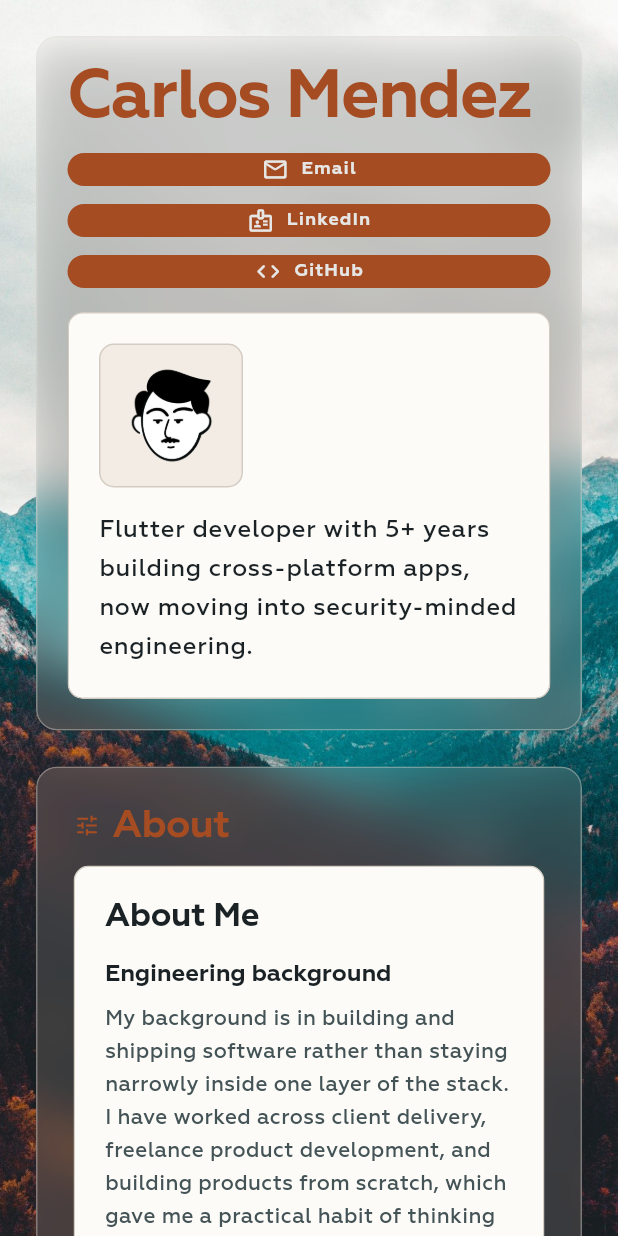
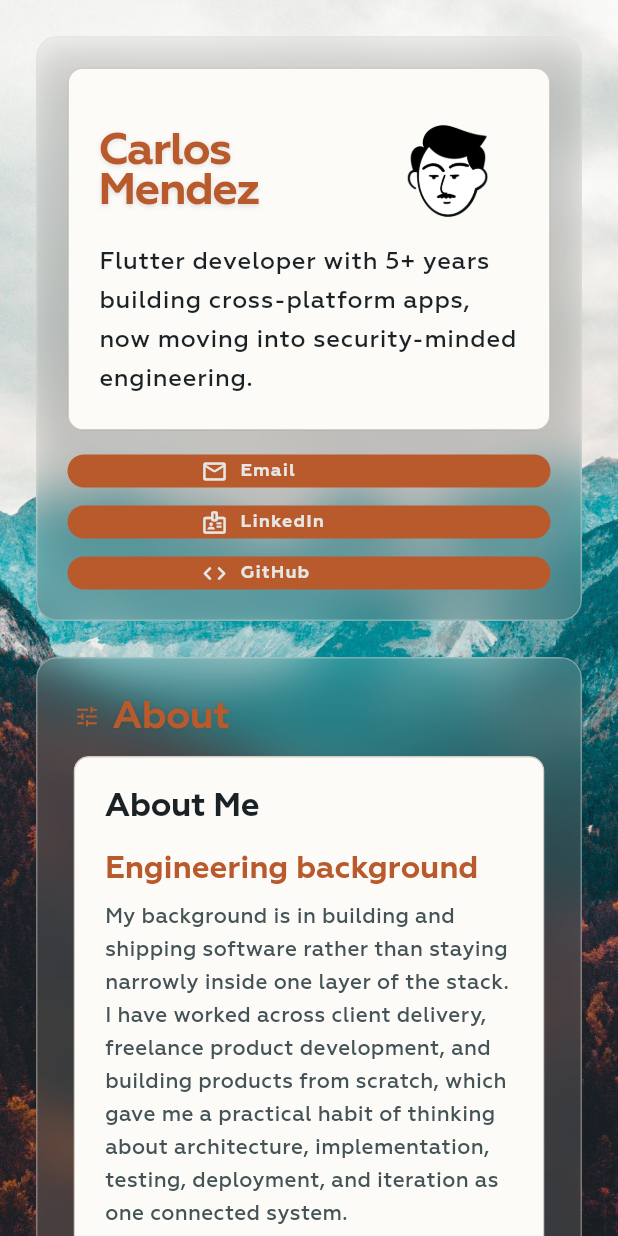
Before and after one commit to Charlie-sHub/Charlie-sHub.github.io, a Flutter app: the screen it shows after launch, on a phone screen of 412 x 824 dp. Run offline on Flutter 3.47's test engine with Material 3 defaults, Android fonts, the phone set to English and light mode, and no system bars; our stand-ins replace dartz, flutter_bloc, freezed_annotation; missing offline and left inert: dart:html, dart:ui_web; generated files the repository leaves out were written again; project files that could hold a hidden picture were left out.

Commit message:
Aligned home layout and shared accent styling

```diff
--- a/lib/presentation/content/resume/widgets/resume_education_list.dart
+++ b/lib/presentation/content/resume/widgets/resume_education_list.dart
@@ -1,6 +1,7 @@
 import 'package:charlie_shub_portfolio/domain/core/entities/entity_validation.dart';
 import 'package:charlie_shub_portfolio/domain/core/entities/resume_education_item.dart';
 import 'package:charlie_shub_portfolio/presentation/core/theme/app_spacing.dart';
+import 'package:charlie_shub_portfolio/presentation/core/theme/app_text_styles.dart';
 import 'package:charlie_shub_portfolio/presentation/core/widgets/content_card.dart';
 import 'package:charlie_shub_portfolio/presentation/core/widgets/field_failure_widget.dart';
 import 'package:charlie_shub_portfolio/presentation/core/widgets/metadata_row.dart';
@@ -75,7 +76,7 @@ class _ResumeEducationCard extends StatelessWidget {
           const SizedBox(height: AppSpacing.size8),
           ValidatedText(
             field: item.institution,
-            style: Theme.of(context).textTheme.bodyMedium,
+            style: AppTextStyles.subtitle(context),
           ),
           const SizedBox(height: AppSpacing.size12),
           MetadataRow(
--- a/lib/presentation/content/resume/widgets/resume_experience_list.dart
+++ b/lib/presentation/content/resume/widgets/resume_experience_list.dart
@@ -1,6 +1,7 @@
 import 'package:charlie_shub_portfolio/domain/core/entities/entity_validation.dart';
 import 'package:charlie_shub_portfolio/domain/core/entities/resume_experience_item.dart';
 import 'package:charlie_shub_portfolio/presentation/core/theme/app_spacing.dart';
+import 'package:charlie_shub_portfolio/presentation/core/theme/app_text_styles.dart';
 import 'package:charlie_shub_portfolio/presentation/core/widgets/content_block.dart';
 import 'package:charlie_shub_portfolio/presentation/core/widgets/content_card.dart';
 import 'package:charlie_shub_portfolio/presentation/core/widgets/field_failure_widget.dart';
@@ -80,7 +81,7 @@ class _ResumeExperienceCard extends StatelessWidget {
             const SizedBox(height: AppSpacing.size8),
             ValidatedText(
               field: item.organization!,
-              style: Theme.of(context).textTheme.bodyMedium,
+              style: AppTextStyles.subtitle(context),
             ),
           ],
           const SizedBox(height: AppSpacing.size12),
@@ -115,6 +116,7 @@ class _ResumeExperienceCard extends StatelessWidget {
           const SizedBox(height: AppSpacing.size16),
           ContentBlock(
             title: 'Highlights',
+            titleStyle: AppTextStyles.heading(context),
             child: ValidatedBulletList(
               items: item.highlights,
               collectionFailure: collectionFailureOrNull(
--- a/lib/presentation/content/resume/widgets/resume_overview_card.dart
+++ b/lib/presentation/content/resume/widgets/resume_overview_card.dart
@@ -1,6 +1,7 @@
 import 'package:charlie_shub_portfolio/domain/core/entities/entity_validation.dart';
 import 'package:charlie_shub_portfolio/domain/core/entities/resume.dart';
 import 'package:charlie_shub_portfolio/presentation/core/theme/app_spacing.dart';
+import 'package:charlie_shub_portfolio/presentation/core/theme/app_text_styles.dart';
 import 'package:charlie_shub_portfolio/presentation/core/widgets/contact_action_list.dart';
 import 'package:charlie_shub_portfolio/presentation/core/widgets/content_block.dart';
 import 'package:charlie_shub_portfolio/presentation/core/widgets/content_card.dart';
@@ -35,7 +36,7 @@ class ResumeOverviewCard extends StatelessWidget {
           const SizedBox(height: AppSpacing.size8),
           ValidatedText(
             field: resume.location,
-            style: textTheme.bodyMedium,
+            style: AppTextStyles.subtitle(context),
           ),
           const SizedBox(height: AppSpacing.size12),
           ValidatedText(
--- a/lib/presentation/core/pages/home/widgets/profile_summary_card.dart
+++ b/lib/presentation/core/pages/home/widgets/profile_summary_card.dart
@@ -5,7 +5,6 @@ import 'package:charlie_shub_portfolio/domain/core/entities/about.dart';
 import 'package:charlie_shub_portfolio/domain/core/entities/resume.dart';
 import 'package:charlie_shub_portfolio/domain/core/validation/objects/non_empty_text.dart';
 import 'package:charlie_shub_portfolio/presentation/core/theme/app_layout.dart';
-import 'package:charlie_shub_portfolio/presentation/core/theme/app_radii.dart';
 import 'package:charlie_shub_portfolio/presentation/core/theme/app_spacing.dart';
 import 'package:charlie_shub_portfolio/presentation/core/theme/app_surface_styles.dart';
 import 'package:charlie_shub_portfolio/presentation/core/theme/app_text_styles.dart';
@@ -79,29 +78,24 @@ class _ProfileSummaryContentCard extends StatelessWidget {
       child: Column(
         crossAxisAlignment: CrossAxisAlignment.start,
         children: [
-          FittedBox(
-            alignment: Alignment.centerLeft,
-            fit: BoxFit.scaleDown,
-            child: ValidatedText(
-              field: resume.name,
-              style: AppTextStyles.authorName(context),
-            ),
-          ),
-          const SizedBox(height: AppSpacing.size16),
-          ContactActionList(
-            links: resume.contactLinks,
-          ),
-          const SizedBox(height: AppSpacing.size16),
           ContentCard(
             key: _profileSummaryInnerCardKey,
             child: Column(
-              crossAxisAlignment: CrossAxisAlignment.start,
               children: [
-                const Align(
-                  alignment: Alignment.centerLeft,
-                  child: _ProfileSummaryImage(),
+                Row(
+                  children: [
+                    Expanded(
+                      child: ValidatedText(
+                        field: resume.name,
+                        style: AppTextStyles.authorName(context),
+                        maxLines: 2,
+                        overflow: TextOverflow.ellipsis,
+                      ),
+                    ),
+                    const SizedBox(width: AppSpacing.size12),
+                    const _ProfileSummaryImage(),
+                  ],
                 ),
-                const SizedBox(height: AppSpacing.size16),
                 ValidatedText(
                   field: _summaryField,
                   style: textTheme.bodyLarge,
@@ -110,6 +104,10 @@ class _ProfileSummaryContentCard extends StatelessWidget {
                 ),
               ],
             ),
+          ),
+          const SizedBox(height: AppSpacing.size16),
+          ContactActionList(
+            links: resume.contactLinks,
           ),
         ],
       ),
@@ -145,20 +143,12 @@ class _ProfileSummaryImage extends StatelessWidget {
   const _ProfileSummaryImage();
 
   @override
-  Widget build(BuildContext context) => DecoratedBox(
+  Widget build(BuildContext context) => SizedBox.square(
     key: _profileSummaryImageKey,
-    decoration: AppSurfaceStyles.previewFrameDecoration(
-      context,
-    ).copyWith(borderRadius: AppRadii.card),
-    child: ClipRRect(
-      borderRadius: AppRadii.card,
-      child: SizedBox.square(
-        dimension: AppLayout.homeProfileSummaryImageSize,
-        child: Image.asset(
-          _profileSummaryImageAsset,
-          fit: BoxFit.cover,
-        ),
-      ),
+    dimension: AppLayout.homeProfileSummaryImageSize,
+    child: Image.asset(
+      _profileSummaryImageAsset,
+      fit: BoxFit.cover,
     ),
   );
 }
--- a/lib/presentation/core/theme/app_colors.dart
+++ b/lib/presentation/core/theme/app_colors.dart
@@ -33,7 +33,7 @@ final class AppColors {
   static const Color textOnWallpaper = chalk;
   static const Color textOnWallpaperShadow = Color(0xA61A2225);
 
-  static const Color warmAccent = ember;
+  static const Color warmAccent = Color(0xFFB85A2C);
   static const Color warmAccentSoft = Color(0xFFF1DDD2);
   static const Color coolAccent = deepTeal;
   static const Color coolAccentSoft = Color(0xFFD6E5E6);
--- a/lib/presentation/core/theme/app_layout.dart
+++ b/lib/presentation/core/theme/app_layout.dart
@@ -12,6 +12,7 @@ final class AppLayout {
   static const double homeProfileSummaryWidth = 300;
   static const double homeProfileSummaryGap = 24;
   static const double homeProfileSummaryImageSize = 96;
+  static const double homeProfileContactContentWidth = 144;
   static const double contactActionRowBreakpoint = 560;
   static const double entrySelectorCompactBreakpoint = 720;
   static const double entrySelectorWidth = 260;
--- a/lib/presentation/core/theme/app_text_styles.dart
+++ b/lib/presentation/core/theme/app_text_styles.dart
@@ -9,11 +9,20 @@ import 'package:flutter/material.dart';
 final class AppTextStyles {
   const AppTextStyles._();
 
+  static const List<Shadow> _sectionCardTextShadow = <Shadow>[
+    Shadow(
+      color: Color(0x261A2225),
+      blurRadius: 4,
+      offset: Offset(0, 1),
+    ),
+  ];
+
   static TextStyle? sectionHeading(BuildContext context) =>
       Theme.of(context).textTheme.headlineSmall?.copyWith(
         color: AppColors.warmAccent,
         fontSize:
             (Theme.of(context).textTheme.headlineSmall?.fontSize ?? 24) + 2,
+        shadows: _sectionCardTextShadow,
       );
 
   static TextStyle? sectionSupporting(BuildContext context) =>
@@ -21,13 +30,32 @@ final class AppTextStyles {
         color: AppColors.warmAccent,
         fontSize: (Theme.of(context).textTheme.bodyMedium?.fontSize ?? 14) + 1,
         fontWeight: FontWeight.w500,
+        shadows: _sectionCardTextShadow,
       );
 
   static TextStyle? authorName(BuildContext context) =>
       Theme.of(context).textTheme.displayMedium?.copyWith(
         color: AppColors.warmAccent,
+        fontSize: 30,
         height: 0.9,
+        shadows: _sectionCardTextShadow,
       );
+
+  static TextStyle? subtitle(BuildContext context) =>
+      Theme.of(context).textTheme.bodyMedium?.copyWith(
+        color: AppColors.warmAccent,
+      );
+
+  static TextStyle? contentBlockHeading(BuildContext context) {
+    final base = Theme.of(context).textTheme.titleMedium;
+    final baseSize = base?.fontSize ?? 16;
+
+    return base?.copyWith(
+      color: AppColors.warmAccent,
+      fontSize: baseSize * 1.3,
+      fontWeight: FontWeight.w700,
+    );
+  }
 
   static TextStyle? heading(BuildContext context) =>
       Theme.of(context).textTheme.titleMedium;
--- a/lib/presentation/core/widgets/content_block.dart
+++ b/lib/presentation/core/widgets/content_block.dart
@@ -1,5 +1,5 @@
 import 'package:charlie_shub_portfolio/presentation/core/theme/app_spacing.dart';
-import 'package:charlie_shub_portfolio/presentation/core/widgets/text_widgets.dart';
+import 'package:charlie_shub_portfolio/presentation/core/theme/app_text_styles.dart';
 import 'package:flutter/material.dart';
 
 /// Renders a small titled content block with consistent heading spacing.
@@ -9,6 +9,7 @@ class ContentBlock extends StatelessWidget {
     required this.title,
     required this.child,
     this.spacing = AppSpacing.size8,
+    this.titleStyle,
     super.key,
   });
 
@@ -21,11 +22,18 @@ class ContentBlock extends StatelessWidget {
   /// The vertical spacing between the heading and the child.
   final double spacing;
 
+  /// Optional heading style override for cases that should not use the
+  /// emphasized shared content-block title treatment.
+  final TextStyle? titleStyle;
+
   @override
   Widget build(BuildContext context) => Column(
     crossAxisAlignment: CrossAxisAlignment.start,
     children: [
-      HeadingText(text: title),
+      Text(
+        title,
+        style: titleStyle ?? AppTextStyles.contentBlockHeading(context),
+      ),
       SizedBox(height: spacing),
       child,
     ],
--- a/lib/presentation/core/widgets/external_link_tile.dart
+++ b/lib/presentation/core/widgets/external_link_tile.dart
@@ -1,5 +1,6 @@
 import 'package:charlie_shub_portfolio/domain/core/entities/link_reference.dart';
 import 'package:charlie_shub_portfolio/presentation/core/theme/app_button_styles.dart';
+import 'package:charlie_shub_portfolio/presentation/core/theme/app_layout.dart';
 import 'package:charlie_shub_portfolio/presentation/core/theme/app_spacing.dart';
 import 'package:charlie_shub_portfolio/presentation/core/utils/open_external_resource.dart';
 import 'package:charlie_shub_portfolio/presentation/core/widgets/action_card_footer.dart';
@@ -113,11 +114,18 @@ class ActionLinkTile extends StatelessWidget {
           ? AppButtonStyles.contactLinkLarge(context)
           : AppButtonStyles.contactLink(context);
 
-      return TextButton.icon(
+      return TextButton(
         onPressed: resolvedOnTap,
         style: style,
-        icon: Icon(resolvedLeadingIcon),
-        label: Text(label),
+        child: variant == ActionLinkVariant.contactButton
+            ? _StickyContactButtonContent(
+                label: label,
+                icon: resolvedLeadingIcon,
+              )
+            : _ContactButtonContent(
+                label: label,
+                icon: resolvedLeadingIcon,
+              ),
       );
     }
 
@@ -165,3 +173,66 @@ class ActionLinkTile extends StatelessWidget {
     }
   }
 }
+
+class _ContactButtonContent extends StatelessWidget {
+  const _ContactButtonContent({
+    required this.label,
+    required this.icon,
+  });
+
+  final String label;
+  final IconData icon;
+
+  @override
+  Widget build(BuildContext context) => Center(
+    child: Row(
+      mainAxisSize: MainAxisSize.min,
+      children: [
+        SizedBox(
+          width: AppLayout.actionLeadingIconSize,
+          child: Icon(
+            icon,
+            size: AppLayout.actionLeadingIconSize,
+          ),
+        ),
+        const SizedBox(width: AppSpacing.size8),
+        Text(
+          label,
+          textAlign: TextAlign.center,
+        ),
+      ],
+    ),
+  );
+}
+
+class _StickyContactButtonContent extends StatelessWidget {
+  const _StickyContactButtonContent({
+    required this.label,
+    required this.icon,
+  });
+
+  final String label;
+  final IconData icon;
+
+  @override
+  Widget build(BuildContext context) => Center(
+    child: SizedBox(
+      width: AppLayout.homeProfileContactContentWidth,
+      child: Row(
+        children: [
+          SizedBox(
+            width: AppLayout.actionLeadingIconSize,
+            child: Icon(
+              icon,
+              size: AppLayout.actionLeadingIconSize,
+            ),
+          ),
+          const SizedBox(width: AppSpacing.size8),
+          Expanded(
+            child: Text(label),
+          ),
+        ],
+      ),
+    ),
+  );
+}
```
Also changed, not shown: lib/presentation/core/pages/home/home_page.dart (+19 -17 lines), 6 other files.
